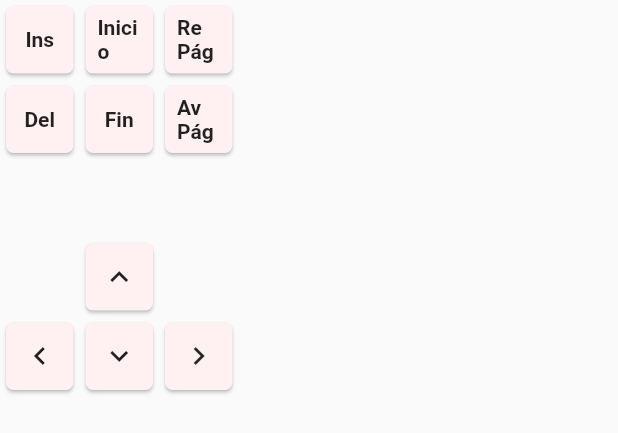
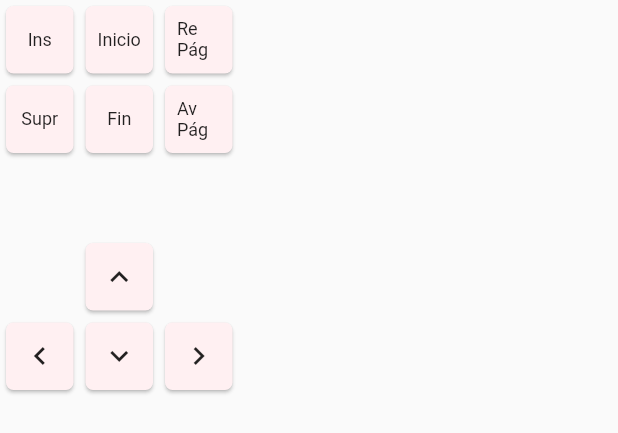
Before and after one commit to DamianAldair/kb_checker, a Flutter app: the CursorSection widget shown alone on an empty page, opened directly, on a phone screen of 412 x 824 dp. Shown: the top 433 px of the screen. Run offline on Flutter 3.47's test engine with Material 2 defaults, Android fonts, the light colour scheme and no system bars; our stand-ins replace adaptive_theme; missing offline and left inert: bitsdojo_window; generated files the repository leaves out were written again.

Commit message:
Fixing UI sizes

```diff
--- a/lib/pages/keyboard_page.dart
+++ b/lib/pages/keyboard_page.dart
@@ -16,6 +16,7 @@ class KeyboardPage extends StatelessWidget {
           ? const Color.fromARGB(255, 200, 200, 200)
           : null,
       body: Column(
+        mainAxisAlignment: MainAxisAlignment.spaceBetween,
         children: [
           Padding(
             padding: const EdgeInsets.symmetric(
--- a/lib/widgets/buttons.dart
+++ b/lib/widgets/buttons.dart
@@ -2,7 +2,6 @@ import 'package:flutter/material.dart';
 
 const keySize = 45.0;
 final shape = RoundedRectangleBorder(borderRadius: BorderRadius.circular(5.0));
-const textStyle = TextStyle(fontWeight: FontWeight.bold);
 
 class KeyButton extends StatelessWidget {
   const KeyButton(
@@ -13,10 +12,12 @@ class KeyButton extends StatelessWidget {
     this.width,
     this.height,
     this.icon,
+    this.firstLevelNoBold = false,
   });
 
   final Widget? icon;
   final String? firstLevel;
+  final bool firstLevelNoBold;
   final String? secordLevel;
   final String? thirdLevel;
   final double? width;
@@ -24,6 +25,9 @@ class KeyButton extends StatelessWidget {
 
   @override
   Widget build(BuildContext context) {
+    final textStyle = TextStyle(
+      fontWeight: firstLevelNoBold ? null : FontWeight.bold,
+    );
     return Card(
       shape: shape,
       child: Container(
@@ -35,7 +39,14 @@ class KeyButton extends StatelessWidget {
         ),
         child: icon ??
             (secordLevel == null && thirdLevel == null
-                ? Center(child: Text(firstLevel!, style: textStyle))
+                ? Center(
+                    child: Text(
+                      firstLevel!,
+                      style: textStyle.copyWith(
+                        fontSize: firstLevel!.length == 1 ? null : 12.0,
+                      ),
+                    ),
+                  )
                 : Row(
                     mainAxisAlignment: MainAxisAlignment.spaceBetween,
                     crossAxisAlignment: CrossAxisAlignment.end,
@@ -45,7 +56,12 @@ class KeyButton extends StatelessWidget {
                         crossAxisAlignment: CrossAxisAlignment.start,
                         children: [
                           Text(secordLevel ?? '', style: textStyle),
-                          Text(firstLevel!, style: textStyle),
+                          Text(
+                            firstLevel!,
+                            style: textStyle.copyWith(
+                              fontSize: firstLevel!.length == 1 ? null : 12.0,
+                            ),
+                          ),
                         ],
                       ),
                       Text(thirdLevel ?? '', style: textStyle),
--- a/lib/widgets/sections.dart
+++ b/lib/widgets/sections.dart
@@ -61,7 +61,7 @@ class AlphanumericSection extends StatelessWidget {
               null,
               null,
               null,
-              icon: Icon(Icons.backspace),
+              icon: Icon(Icons.backspace, size: 15),
               width: keySize * 2,
             ),
           ],
@@ -74,7 +74,7 @@ class AlphanumericSection extends StatelessWidget {
               null,
               null,
               null,
-              icon: Icon(Icons.keyboard_tab),
+              icon: Icon(Icons.keyboard_tab, size: 15),
               width: keySize * 1.5,
             ),
             KeyButton('Q', null, null),
@@ -100,7 +100,7 @@ class AlphanumericSection extends StatelessWidget {
               null,
               null,
               null,
-              icon: Icon(Icons.arrow_upward),
+              icon: Icon(Icons.upload, size: 15),
               width: keySize * 1.9,
             ),
             KeyButton('A', null, null),
@@ -131,7 +131,7 @@ class AlphanumericSection extends StatelessWidget {
               null,
               null,
               null,
-              icon: Icon(Icons.arrow_upward),
+              icon: Icon(Icons.arrow_upward, size: 15),
               width: keySize * 1.3,
             ),
             KeyButton('<', '>', null),
@@ -149,7 +149,7 @@ class AlphanumericSection extends StatelessWidget {
               null,
               null,
               null,
-              icon: Icon(Icons.arrow_upward),
+              icon: Icon(Icons.arrow_upward, size: 15),
               width: keySize * 2.9,
             ),
           ],
@@ -200,9 +200,24 @@ class SystemSection extends StatelessWidget {
       mainAxisSize: MainAxisSize.min,
       mainAxisAlignment: MainAxisAlignment.start,
       children: [
-        KeyButton('PS', null, null),
-        KeyButton('Scroll', null, null),
-        KeyButton('Pause', null, null),
+        KeyButton(
+          null,
+          null,
+          null,
+          icon: Icon(Icons.screenshot_monitor, size: 15),
+        ),
+        KeyButton(
+          null,
+          null,
+          null,
+          icon: Icon(Icons.unfold_more, size: 15),
+        ),
+        KeyButton(
+          null,
+          null,
+          null,
+          icon: Icon(Icons.pause, size: 15),
+        ),
       ],
     );
   }
@@ -221,18 +236,48 @@ class CursorSection extends StatelessWidget {
           mainAxisSize: MainAxisSize.min,
           mainAxisAlignment: MainAxisAlignment.start,
           children: [
-            KeyButton('Ins', null, null),
-            KeyButton('Inicio', null, null),
-            KeyButton('Re Pág', null, null),
+            KeyButton(
+              'Ins',
+              null,
+              null,
+              firstLevelNoBold: true,
+            ),
+            KeyButton(
+              'Inicio',
+              null,
+              null,
+              firstLevelNoBold: true,
+            ),
+            KeyButton(
+              'Re Pág',
+              null,
+              null,
+              firstLevelNoBold: true,
+            ),
           ],
         ),
         Row(
           mainAxisSize: MainAxisSize.min,
           mainAxisAlignment: MainAxisAlignment.start,
           children: [
-            KeyButton('Del', null, null),
-            KeyButton('Fin', null, null),
-            KeyButton('Av Pág', null, null),
+            KeyButton(
+              'Supr',
+              null,
+              null,
+              firstLevelNoBold: true,
+            ),
+            KeyButton(
+              'Fin',
+              null,
+              null,
+              firstLevelNoBold: true,
+            ),
+            KeyButton(
+              'Av Pág',
+              null,
+              null,
+              firstLevelNoBold: true,
+            ),
           ],
         ),
         SizedBox(height: keySize + 7),
@@ -285,7 +330,12 @@ class NumpadSection extends StatelessWidget {
           mainAxisSize: MainAxisSize.min,
           mainAxisAlignment: MainAxisAlignment.start,
           children: [
-            KeyButton('Num', null, null),
+            KeyButton(
+              'Num',
+              null,
+              null,
+              icon: Icon(Icons.looks_one_outlined, size: 20),
+            ),
             KeyButton('/', null, null),
             KeyButton('*', null, null),
             KeyButton('-', null, null),
@@ -303,9 +353,19 @@ class NumpadSection extends StatelessWidget {
                   mainAxisSize: MainAxisSize.min,
                   mainAxisAlignment: MainAxisAlignment.start,
                   children: [
-                    KeyButton('Inicio', '7', null),
+                    KeyButton(
+                      'Inicio',
+                      '7',
+                      null,
+                      firstLevelNoBold: true,
+                    ),
                     KeyButton('↑', '8', null),
-                    KeyButton('Re Pág', '9', null),
+                    KeyButton(
+                      'RePg',
+                      '9',
+                      null,
+                      firstLevelNoBold: true,
+                    ),
                   ],
                 ),
                 Row(
@@ -339,9 +399,19 @@ class NumpadSection extends StatelessWidget {
                   mainAxisSize: MainAxisSize.min,
                   mainAxisAlignment: MainAxisAlignment.start,
                   children: [
-                    KeyButton('Fin', '1', null),
+                    KeyButton(
+                      'Fin',
+                      '1',
+                      null,
+                      firstLevelNoBold: true,
+                    ),
                     KeyButton('↓', '2', null),
-                    KeyButton('Av Pág', '3', null),
+                    KeyButton(
+                      'AvPg',
+                      '3',
+                      null,
+                      firstLevelNoBold: true,
+                    ),
                   ],
                 ),
                 Row(
@@ -352,9 +422,15 @@ class NumpadSection extends StatelessWidget {
                       'Ins',
                       '0',
                       null,
+                      firstLevelNoBold: true,
                       width: keySize * 2 + 7,
                     ),
-                    KeyButton('Del', '.', null),
+                    KeyButton(
+                      'Supr',
+                      '.',
+                      null,
+                      firstLevelNoBold: true,
+                    ),
                   ],
                 ),
               ],
```
